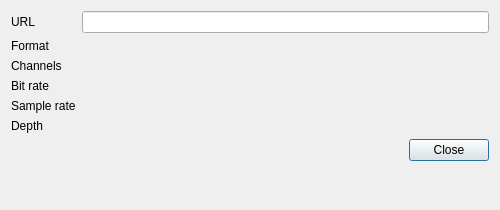
First picture: the form in src/ui/streamdetailsdialog.ui, repository vikramambrose/Clementine, before the edit.
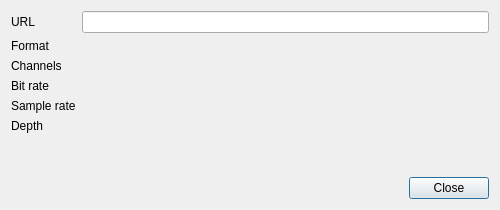
Second picture: the form after the edit.

Commit message: Hide bit depth

Diff of the .ui file:
```diff
--- a/src/ui/streamdetailsdialog.ui
+++ b/src/ui/streamdetailsdialog.ui
@@ -104,13 +104,26 @@
      </property>
     </widget>
    </item>
-   <item row="6" column="1">
+   <item row="7" column="1">
     <widget class="QDialogButtonBox" name="buttonBox">
      <property name="standardButtons">
       <set>QDialogButtonBox::Close</set>
      </property>
     </widget>
    </item>
+   <item row="6" column="1">
+    <spacer name="verticalSpacer">
+     <property name="orientation">
+      <enum>Qt::Vertical</enum>
+     </property>
+     <property name="sizeHint" stdset="0">
+      <size>
+       <width>20</width>
+       <height>40</height>
+      </size>
+     </property>
+    </spacer>
+   </item>
   </layout>
  </widget>
  <resources/>
```
The commit also changes 1 other file.
